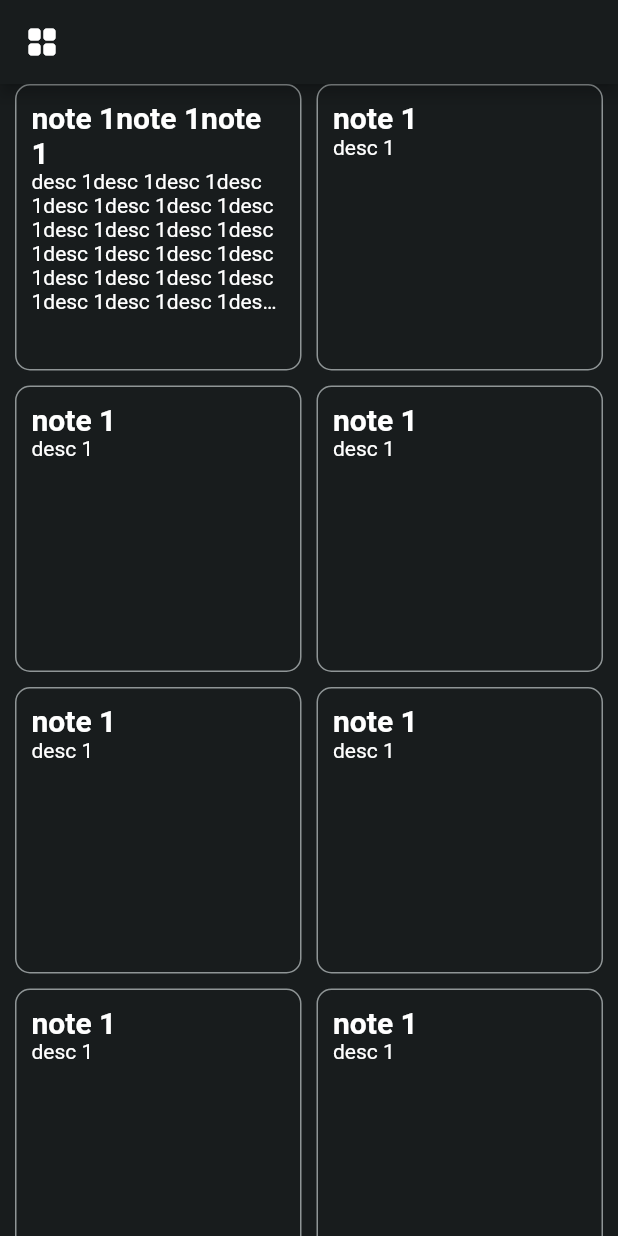
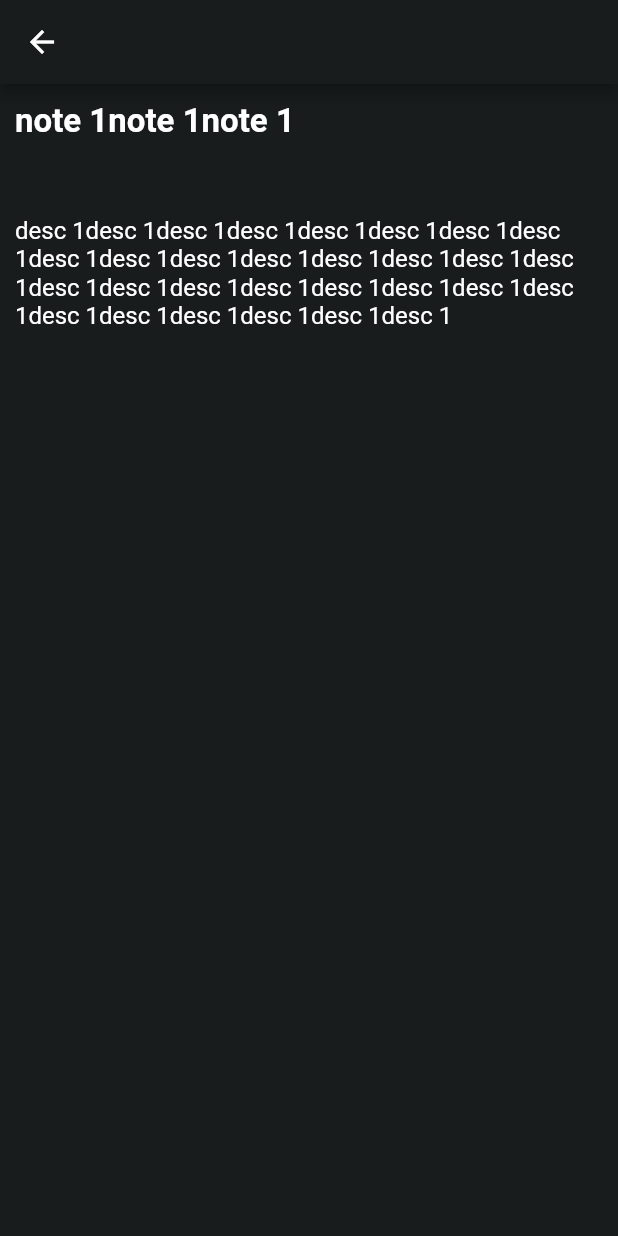
Before and after one commit to zaminalili/simple_notes, a Flutter app: the screen it shows after launch, after a tap on an icon or button, on a phone screen of 412 x 824 dp. Run offline on Flutter 3.47's test engine with Material 2 defaults, Android fonts, the phone set to English and light mode, and no system bars.

```diff
--- a/lib/pages/home.dart
+++ b/lib/pages/home.dart
@@ -1,6 +1,7 @@
 import 'package:flutter/material.dart';
 import 'package:simple_notes/constants/edgeinsets.dart';
 import 'package:simple_notes/managers/data_manager.dart';
+import 'package:simple_notes/pages/note.dart';
 
 import '../widgets/notesgrid.dart';
 
@@ -28,6 +29,13 @@ class _HomeState extends State<Home> {
     });
   }
 
+  void _pushToNotePage() {
+    Navigator.push(
+      context,
+      MaterialPageRoute(builder: (context) => const Note()),
+    );
+  }
+
   @override
   Widget build(BuildContext context) {
     return Scaffold(
@@ -48,6 +56,10 @@ class _HomeState extends State<Home> {
           crossAxisCount: crossAxisCount,
         ),
       ),
+      floatingActionButton: FloatingActionButton(
+        onPressed: _pushToNotePage,
+        child: const Icon(Icons.add),
+      ),
     );
   }
 }
--- /dev/null
+++ b/lib/pages/note.dart
@@ -0,0 +1,56 @@
+import 'package:flutter/material.dart';
+import 'package:simple_notes/constants/edgeinsets.dart';
+import 'package:simple_notes/models/note_model.dart';
+
+class Note extends StatefulWidget {
+  const Note({super.key, this.note});
+  final NoteModel? note;
+
+  @override
+  State<Note> createState() => _NoteState();
+}
+
+class _NoteState extends State<Note> {
+  late String? title = widget.note == null ? '' : widget.note!.title;
+  late final String desc = widget.note == null ? '' : widget.note!.desc;
+
+  late final TextEditingController _titleController =
+      TextEditingController(text: title ?? '');
+  late final TextEditingController _descController =
+      TextEditingController(text: desc);
+
+  @override
+  Widget build(BuildContext context) {
+    return Scaffold(
+      backgroundColor: Theme.of(context).colorScheme.primary,
+      appBar: AppBar(
+        backgroundColor: Theme.of(context).colorScheme.primary,
+      ),
+      body: Padding(
+        padding: AppEdgeInsets.horizantal,
+        child: SingleChildScrollView(
+          physics: const BouncingScrollPhysics(),
+          child: Column(
+            children: [
+              TextField(
+                controller: _titleController,
+                maxLines: 2,
+                style:
+                    const TextStyle(fontSize: 22, fontWeight: FontWeight.bold),
+                decoration: const InputDecoration(
+                    hintText: 'Title',
+                    hintStyle: TextStyle(fontSize: 22),
+                    border: InputBorder.none),
+              ),
+              TextField(
+                  controller: _descController,
+                  maxLines: 28,
+                  decoration: const InputDecoration(
+                      hintText: 'Note', border: InputBorder.none))
+            ],
+          ),
+        ),
+      ),
+    );
+  }
+}
--- a/lib/widgets/notesgrid.dart
+++ b/lib/widgets/notesgrid.dart
@@ -1,5 +1,7 @@
 import 'package:flutter/material.dart';
 import 'package:simple_notes/constants/edgeinsets.dart';
+import 'package:simple_notes/models/note_model.dart';
+import 'package:simple_notes/pages/note.dart';
 
 import '../managers/data_manager.dart';
 
@@ -15,6 +17,13 @@ class NotesGrid extends StatefulWidget {
 }
 
 class _NotesGridState extends State<NotesGrid> {
+  void _pushToNotePage(NoteModel note) {
+    Navigator.push(
+      context,
+      MaterialPageRoute(builder: (context) => Note(note: note)),
+    );
+  }
+
   @override
   Widget build(BuildContext context) {
     return GridView.builder(
@@ -27,7 +36,9 @@ class _NotesGridState extends State<NotesGrid> {
       itemBuilder: (BuildContext context, int index) {
         // Verileri burada doldurun
         return InkWell(
-          onTap: () {},
+          onTap: () {
+            _pushToNotePage(widget.dataManager.getNotes[index]);
+          },
           child: Container(
               // height: MediaQuery.of(context).size.height,
               padding: AppEdgeInsets.all,
```
